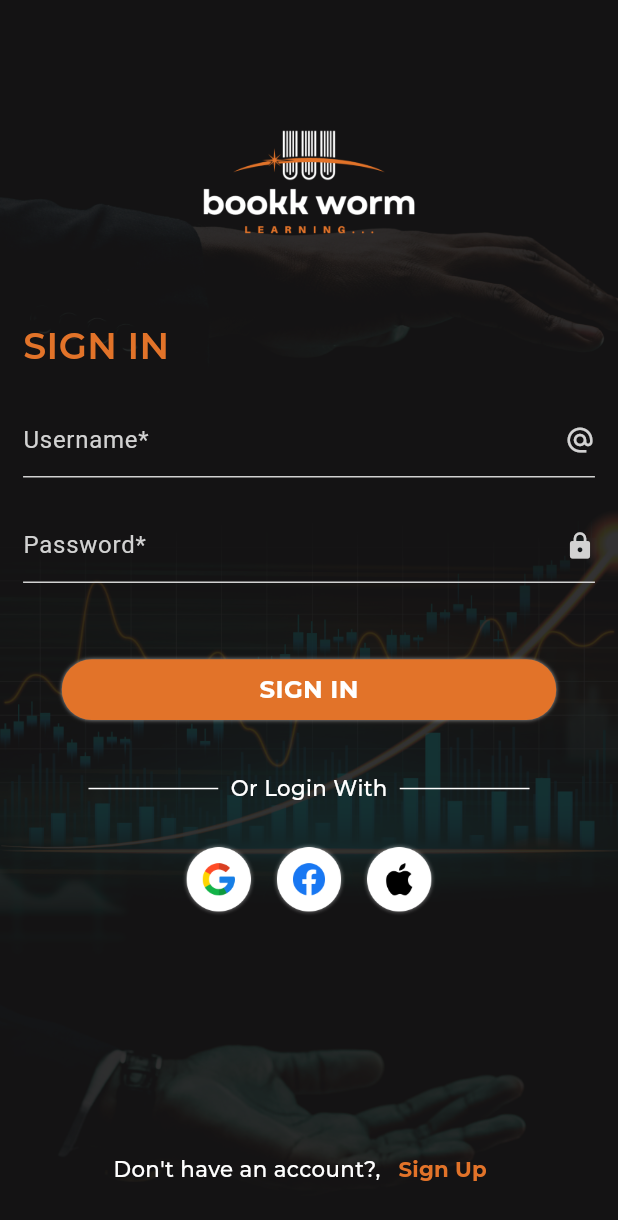
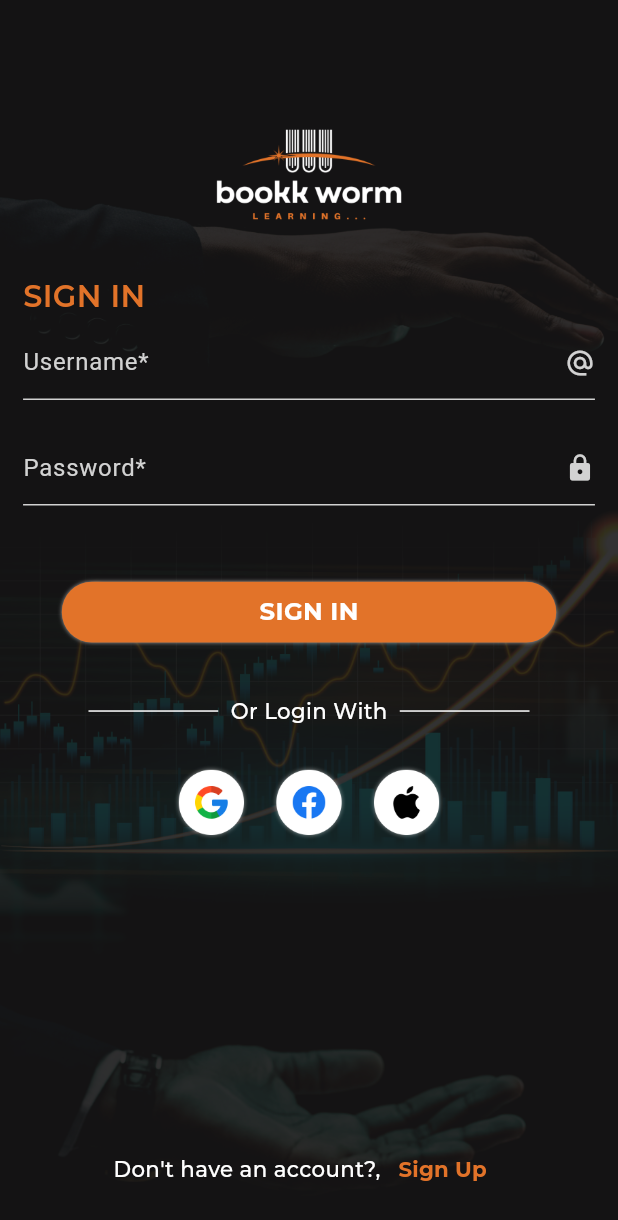
Before and after one commit to AbnikaGarg/Bookworm, a Flutter app: the SignupScreen screen opened by its route, after a tap on "SIGN UP", after a tap on "Sign In", on a phone screen of 412 x 824 dp. Shown: the top 1220 px of the screen. Run offline on Flutter 3.47's test engine with Material 3 defaults, Android fonts, the phone set to English and light mode, and no system bars; our stand-ins replace flutter_screenutil, flutter_svg, get, google_fonts, line_awesome_flutter, qr_flutter and 1 more; accounts and stored records are empty; project files that could hold a hidden picture were left out.

Commit message:
profile, signin ,signup

```diff
--- a/lib/utils/base_style.dart
+++ b/lib/utils/base_style.dart
@@ -58,11 +58,17 @@
     fontSize: 14.sp,
     fontWeight: FontWeight.w700,
   );
+  static final orangeText20fw600 = GoogleFonts.montserrat(
+    color: const Color(0xffE27329),
+    fontSize: 20.sp,
+    fontWeight: FontWeight.w600,
+  );
   static final orangeText24fw600 = GoogleFonts.montserrat(
     color: const Color(0xffE27329),
     fontSize: 24.sp,
     fontWeight: FontWeight.w600,
   );
+
   static final orangeText16fw500 = GoogleFonts.montserrat(
     color: const Color(0xffE27329),
     fontSize: 16.sp,
--- a/lib/view/auth/signin.dart
+++ b/lib/view/auth/signin.dart
@@ -40,17 +40,17 @@
                     heightSpace80,
                     Image.asset(
                       ImagePath.logo,
-                      height: 80.h,
+                      height: 70.h,
                     ),
-                    heightSpace50,
+                    heightSpace30,
                     Align(
                       alignment: Alignment.centerLeft,
                       child: Text(
                         "SIGN IN",
-                        style: BaseStyle.orangeText24fw600,
+                        style: BaseStyle.orangeText20fw600,
                       ),
                     ),
-                    heightSpace20,
+                    heightSpace5,
                     CustomTextField(
                       labelTitle: "Username*",
                       suffixIcon: const Icon(
@@ -144,8 +144,8 @@
 
   commonImage({imageUrl}) {
     return Container(
-      height: 50,
-      width: 50,
+      height: 50.h,
+      width: 50.w,
       decoration: BoxDecoration(
           image: DecorationImage(image: AssetImage(imageUrl)),
           shape: BoxShape.circle),
--- a/lib/view/auth/signup.dart
+++ b/lib/view/auth/signup.dart
@@ -26,7 +26,7 @@
   @override
   Widget build(BuildContext context) {
     return Scaffold(
-      resizeToAvoidBottomInset: false,
+      // resizeToAvoidBottomInset: false,
       body: Stack(
         children: [
           Image.asset(
@@ -45,17 +45,17 @@
                   heightSpace80,
                   Image.asset(
                     ImagePath.logo,
-                    height: 80.h,
+                    height: 70.h,
                   ),
-                  heightSpace40,
+                  heightSpace30,
                   Align(
                     alignment: Alignment.centerLeft,
                     child: Text(
                       "SIGN UP",
-                      style: BaseStyle.orangeText24fw600,
+                      style: BaseStyle.orangeText20fw600,
                     ),
                   ),
-                  heightSpace10,
+                  heightSpace5,
                   CustomTextField(
                     labelTitle: "User Name*",
                     suffixIcon: const Icon(
@@ -75,7 +75,7 @@
                     controller: emailController,
                     validator: FieldValidator().emailValidator,
                   ),
-                  heightSpace20,
+                  heightSpace10,
                   CustomTextField(
                     labelTitle: "Password*",
                     suffixIcon: const Icon(
@@ -85,7 +85,7 @@
                     controller: passwordController,
                     validator: FieldValidator().passwordValidator,
                   ),
-                  heightSpace10,
+                  heightSpace20,
                   Row(
                     mainAxisAlignment: MainAxisAlignment.start,
                     crossAxisAlignment: CrossAxisAlignment.center,
@@ -97,8 +97,8 @@
                                   MaterialTapTargetSize.shrinkWrap,
                               value: false,
                               side: BorderSide(color: AppColors.whiteColor),
-                              visualDensity:
-                                  VisualDensity(horizontal: -4, vertical: -4),
+                              visualDensity: const VisualDensity(
+                                  horizontal: -4, vertical: -4),
                               onChanged: (val) {})),
                       RichText(
                         text: TextSpan(children: [
@@ -126,7 +126,7 @@
                       title1: "SIGN UP",
                     ),
                   ),
-                  heightSpace20,
+                  heightSpace30,
                   Row(
                     mainAxisAlignment: MainAxisAlignment.center,
                     children: [
@@ -135,7 +135,6 @@
                         color: Colors.white,
                         width: Get.width * .20,
                       ),
-                      heightSpace50,
                       Text(
                         "   Or Connect With   ",
                         style: BaseStyle.whitetext14,
@@ -147,6 +146,7 @@
                       ),
                     ],
                   ),
+                  heightSpace10,
                   Row(
                     mainAxisAlignment: MainAxisAlignment.center,
                     children: [
@@ -158,6 +158,7 @@
                     ],
                   ),
                   Spacer(),
+                  // Expanded(child: const SizedBox()),
                   Row(
                     mainAxisAlignment: MainAxisAlignment.center,
                     children: [
@@ -175,7 +176,6 @@
                           ))
                     ],
                   ),
-                  heightSpace10,
                 ],
               ),
             ),
@@ -187,8 +187,8 @@
 
   commonImage({imageUrl}) {
     return Container(
-      height: 50,
-      width: 50,
+      height: 50.h,
+      width: 50.w,
       decoration: BoxDecoration(
           image: DecorationImage(image: AssetImage(imageUrl)),
           shape: BoxShape.circle),
--- a/lib/view/dashboard/dashbaord.dart
+++ b/lib/view/dashboard/dashbaord.dart
@@ -1,5 +1,3 @@
-import 'dart:convert';
-
 import 'package:bookwormnew/bindings/shared_pref.dart';
 import 'package:bookwormnew/controllers/dashboard_controller.dart';
 import 'package:bookwormnew/models/LoginResponse.dart';
@@ -67,13 +65,12 @@
                         decoration: BoxDecoration(
                             border: Border.all(color: Colors.green, width: 3),
                             shape: BoxShape.circle,
-                            image: DecorationImage(
+                            image: const DecorationImage(
                                 image: AssetImage(ImagePath.profile),
                                 fit: BoxFit.contain)),
                       ),
                     ),
                     Column(
-                      // mainAxisAlignment: MainAxisAlignment.center,
                       crossAxisAlignment: CrossAxisAlignment.center,
                       children: [
                         SizedBox(
@@ -111,7 +108,7 @@
                 ),
                 Expanded(
                   child: Padding(
-                    padding: EdgeInsets.symmetric(horizontal: 2),
+                    padding: const EdgeInsets.symmetric(horizontal: 2),
                     child: GridView(
                         shrinkWrap: true,
                         gridDelegate: SliverGridDelegateWithFixedCrossAxisCount(
```
